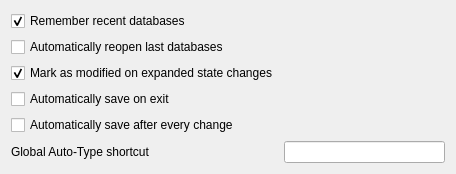
Qt form src/gui/SettingsWidgetGeneral.ui (keepassxreboot/keepassxc) before a commit.
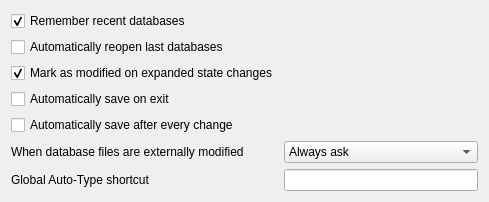
The same form after that commit. Custom widgets are drawn as their Qt base class.

Commit message: Auto-reload settings.

What changed in the file:
```diff
--- a/src/gui/SettingsWidgetGeneral.ui
+++ b/src/gui/SettingsWidgetGeneral.ui
@@ -6,8 +6,8 @@
    <rect>
     <x>0</x>
     <y>0</y>
-    <width>456</width>
-    <height>172</height>
+    <width>481</width>
+    <height>202</height>
    </rect>
   </property>
   <layout class="QFormLayout" name="formLayout">
@@ -45,14 +45,14 @@
      </property>
     </widget>
    </item>
-   <item row="5" column="0">
+   <item row="6" column="0">
     <widget class="QLabel" name="label">
      <property name="text">
       <string>Global Auto-Type shortcut</string>
      </property>
     </widget>
    </item>
-   <item row="5" column="1">
+   <item row="6" column="1">
     <widget class="ShortcutWidget" name="autoTypeShortcutWidget"/>
    </item>
    <item row="1" column="0">
@@ -62,6 +62,32 @@
      </property>
     </widget>
    </item>
+   <item row="5" column="0">
+    <widget class="QLabel" name="label_2">
+     <property name="text">
+      <string>When database files are externally modified</string>
+     </property>
+    </widget>
+   </item>
+   <item row="5" column="1">
+    <widget class="QComboBox" name="reloadBehavior">
+     <item>
+      <property name="text">
+       <string>Always ask</string>
+      </property>
+     </item>
+     <item>
+      <property name="text">
+       <string>Reload unmodified databases</string>
+      </property>
+     </item>
+     <item>
+      <property name="text">
+       <string>Ignore modifications</string>
+      </property>
+     </item>
+    </widget>
+   </item>
   </layout>
  </widget>
  <customwidgets>
```
The commit also changes 4 other files.
